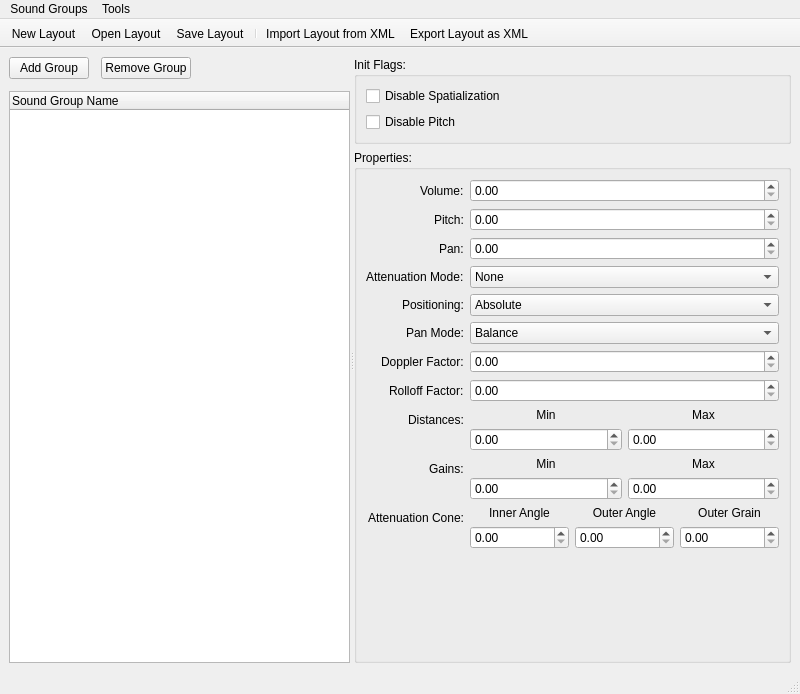
The window that Code/Source/Tools/SoundGroupManagerWindow.ui (hydexon/AudioEngineMA) describes before a commit, drawn with Qt 5.
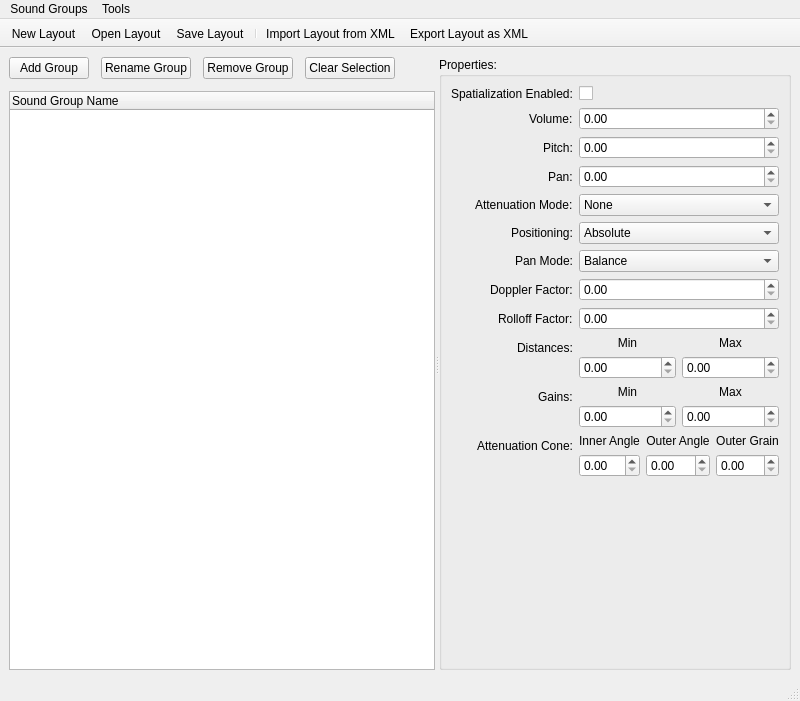
The same window after the commit. Icons and pictures are not drawn.

Commit message: Working Sound Groups UI and Engine bridge event buses

What changed in the file:
```diff
--- a/Code/Source/Tools/SoundGroupManagerWindow.ui
+++ b/Code/Source/Tools/SoundGroupManagerWindow.ui
@@ -7,7 +7,7 @@
     <x>0</x>
     <y>0</y>
     <width>800</width>
-    <height>694</height>
+    <height>701</height>
    </rect>
   </property>
   <property name="windowTitle">
@@ -44,6 +44,17 @@
             </property>
            </widget>
           </item>
+          <item>
+           <widget class="QPushButton" name="btnRenameGroup">
+            <property name="text">
+             <string>Rename Group</string>
+            </property>
+            <property name="icon">
+             <iconset resource="EditorMA.qrc">
+              <normaloff>:/AudioMAEditor/icons/toolbar/edit.png</normaloff>:/AudioMAEditor/icons/toolbar/edit.png</iconset>
+            </property>
+           </widget>
+          </item>
           <item>
            <widget class="QPushButton" name="btnRemoveGroup">
             <property name="text">
@@ -55,6 +66,13 @@
             </property>
            </widget>
           </item>
+          <item>
+           <widget class="QPushButton" name="btnClearSelection">
+            <property name="text">
+             <string>Clear Selection</string>
+            </property>
+           </widget>
+          </item>
           <item>
            <spacer name="horizontalSpacer">
             <property name="orientation">
@@ -72,6 +90,12 @@
         </item>
         <item>
          <widget class="QTreeWidget" name="tw_soundGroups">
+          <property name="editTriggers">
+           <set>QAbstractItemView::EditTrigger::NoEditTriggers</set>
+          </property>
+          <property name="alternatingRowColors">
+           <bool>true</bool>
+          </property>
           <column>
            <property name="text">
             <string>Sound Group Name</string>
@@ -83,35 +107,6 @@
       </widget>
       <widget class="QWidget" name="propertiesWidget" native="true">
        <layout class="QVBoxLayout" name="verticalLayout">
-        <item>
-         <widget class="QGroupBox" name="gb_flags">
-          <property name="sizePolicy">
-           <sizepolicy hsizetype="Preferred" vsizetype="Fixed">
-            <horstretch>0</horstretch>
-            <verstretch>0</verstretch>
-           </sizepolicy>
-          </property>
-          <property name="title">
-           <string>Init Flags:</string>
-          </property>
-          <layout class="QVBoxLayout" name="verticalLayout_2">
-           <item>
-            <widget class="QCheckBox" name="chkbox_DisableSpatial">
-             <property name="text">
-              <string>Disable Spatialization</string>
-             </property>
-            </widget>
-           </item>
-           <item>
-            <widget class="QCheckBox" name="chkbox_DisablePtich">
-             <property name="text">
-              <string>Disable Pitch</string>
-             </property>
-            </widget>
-           </item>
-          </layout>
-         </widget>
-        </item>
         <item>
          <widget class="QGroupBox" name="gb_properties">
           <property name="title">
@@ -122,13 +117,27 @@
             <set>Qt::AlignmentFlag::AlignRight|Qt::AlignmentFlag::AlignTrailing|Qt::AlignmentFlag::AlignVCenter</set>
            </property>
            <item row="0" column="0">
+            <widget class="QLabel" name="label_10">
+             <property name="text">
+              <string>Spatialization Enabled:</string>
+             </property>
+            </widget>
+           </item>
+           <item row="0" column="1">
+            <widget class="QCheckBox" name="chkbox_spatializationEnabled">
+             <property name="text">
+              <string/>
+             </property>
+            </widget>
+           </item>
+           <item row="1" column="0">
             <widget class="QLabel" name="label">
              <property name="text">
               <string>Volume:</string>
              </property>
             </widget>
            </item>
-           <item row="0" column="1">
+           <item row="1" column="1">
             <widget class="QDoubleSpinBox" name="dsb_volume">
              <property name="maximum">
               <double>1.000000000000000</double>
@@ -138,34 +147,34 @@
              </property>
             </widget>
            </item>
-           <item row="1" column="0">
+           <item row="2" column="0">
             <widget class="QLabel" name="label_2">
              <property name="text">
               <string>Pitch:</string>
              </property>
             </widget>
            </item>
-           <item row="1" column="1">
+           <item row="2" column="1">
             <widget class="QDoubleSpinBox" name="dsb_pitch"/>
            </item>
-           <item row="2" column="0">
+           <item row="3" column="0">
             <widget class="QLabel" name="label_3">
              <property name="text">
               <string>Pan:</string>
              </property>
             </widget>
            </item>
-           <item row="2" column="1">
+           <item row="3" column="1">
             <widget class="QDoubleSpinBox" name="dsb_pan"/>
            </item>
-           <item row="3" column="0">
+           <item row="4" column="0">
             <widget class="QLabel" name="label_4">
              <property name="text">
               <string>Attenuation Mode:</string>
              </property>
             </widget>
            </item>
-           <item row="3" column="1">
+           <item row="4" column="1">
             <widget class="QComboBox" name="cb_attenuationMode">
              <item>
               <property name="text">
@@ -189,14 +198,14 @@
              </item>
             </widget>
            </item>
-           <item row="4" column="0">
+           <item row="5" column="0">
             <widget class="QLabel" name="label_5">
              <property name="text">
               <string>Positioning:</string>
              </property>
             </widget>
            </item>
-           <item row="4" column="1">
+           <item row="5" column="1">
             <widget class="QComboBox" name="cb_positioning">
              <item>
               <property name="text">
@@ -210,14 +219,14 @@
              </item>
             </widget>
            </item>
-           <item row="5" column="0">
+           <item row="6" column="0">
             <widget class="QLabel" name="label_6">
              <property name="text">
               <string>Pan Mode:</string>
              </property>
             </widget>
            </item>
-           <item row="5" column="1">
+           <item row="6" column="1">
             <widget class="QComboBox" name="cb_panMode">
              <item>
               <property name="text">
@@ -231,34 +240,34 @@
              </item>
             </widget>
            </item>
-           <item row="6" column="0">
+           <item row="7" column="0">
             <widget class="QLabel" name="label_12">
              <property name="text">
               <string>Doppler Factor:</string>
              </property>
             </widget>
            </item>
-           <item row="6" column="1">
+           <item row="7" column="1">
             <widget class="QDoubleSpinBox" name="dsb_dopplerFacotr"/>
            </item>
-           <item row="7" column="0">
+           <item row="8" column="0">
             <widget class="QLabel" name="label_20">
              <property name="text">
               <string>Rolloff Factor:</string>
              </property>
             </widget>
            </item>
-           <item row="7" column="1">
+           <item row="8" column="1">
             <widget class="QDoubleSpinBox" name="dsb_rolloffFactor"/>
            </item>
-           <item row="8" column="0">
+           <item row="9" column="0">
             <widget class="QLabel" name="label_7">
              <property name="text">
               <string>Distances:</string>
              </property>
             </widget>
            </item>
-           <item row="8" column="1">
+           <item row="9" column="1">
             <layout class="QHBoxLayout" name="horizontalLayout_2">
              <item>
               <layout class="QVBoxLayout" name="verticalLayout_3">
@@ -296,14 +305,14 @@
              </item>
             </layout>
            </item>
-           <item row="9" column="0">
+           <item row="10" column="0">
             <widget class="QLabel" name="label_15">
              <property name="text">
               <string>Gains:</string>
              </property>
             </widget>
            </item>
-           <item row="9" column="1">
+           <item row="10" column="1">
             <layout class="QHBoxLayout" name="horizontalLayout_4">
              <item>
               <layout class="QVBoxLayout" name="verticalLayout_7">
@@ -341,14 +350,14 @@
              </item>
             </layout>
            </item>
-           <item row="10" column="0">
+           <item row="11" column="0">
             <widget class="QLabel" name="label_16">
              <property name="text">
               <string>Attenuation Cone:</string>
              </property>
             </widget>
            </item>
-           <item row="10" column="1">
+           <item row="11" column="1">
             <layout class="QHBoxLayout" name="horizontalLayout_5">
              <item>
               <layout class="QVBoxLayout" name="verticalLayout_9">
```
The commit also changes 12 other files.
